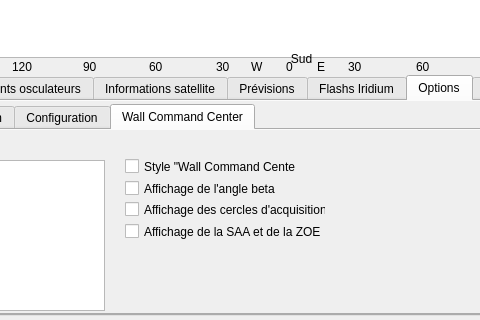
Qt form previsat.ui (mconsidine/previsat_archive) before a commit; both pictures show x 119 to 599 and y 370 to 690 of the 1068 by 690 pixel window.
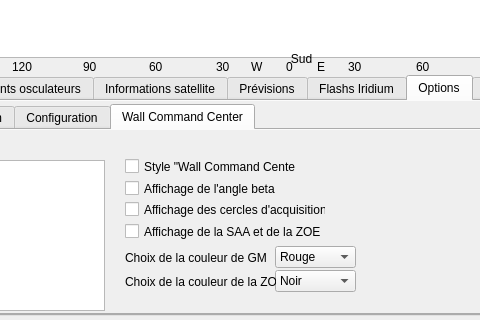
The same form after that commit. The open tabs and pages were chosen to show the change. Icons and pictures are not drawn.

What changed in the file:
```diff
--- a/previsat.ui
+++ b/previsat.ui
@@ -9607,6 +9607,72 @@
                <bool>false</bool>
               </property>
              </widget>
+             <widget class="QLabel" name="lbl_coulGMT">
+              <property name="geometry">
+               <rect>
+                <x>230</x>
+                <y>120</y>
+                <width>141</width>
+                <height>16</height>
+               </rect>
+              </property>
+              <property name="text">
+               <string>Choix de la couleur de GMT :</string>
+              </property>
+             </widget>
+             <widget class="QComboBox" name="coulGMT">
+              <property name="geometry">
+               <rect>
+                <x>380</x>
+                <y>116</y>
+                <width>81</width>
+                <height>22</height>
+               </rect>
+              </property>
+              <item>
+               <property name="text">
+                <string>Rouge</string>
+               </property>
+              </item>
+              <item>
+               <property name="text">
+                <string>Blanc</string>
+               </property>
+              </item>
+             </widget>
+             <widget class="QComboBox" name="coulZOE">
+              <property name="geometry">
+               <rect>
+                <x>380</x>
+                <y>140</y>
+                <width>81</width>
+                <height>22</height>
+               </rect>
+              </property>
+              <item>
+               <property name="text">
+                <string>Noir</string>
+               </property>
+              </item>
+              <item>
+               <property name="text">
+                <string>Blanc</string>
+               </property>
+              </item>
+             </widget>
+             <widget class="QLabel" name="lbl_coulZOE">
+              <property name="geometry">
+               <rect>
+                <x>230</x>
+                <y>144</y>
+                <width>151</width>
+                <height>16</height>
+               </rect>
+              </property>
+              <property name="text">
+               <string>Choix de la couleur de la ZOE :</string>
+              </property>
+             </widget>
             </widget>
            </widget>
           </widget>
```
Left out of the diff: 8 changed lines with no effect on the pictures.
